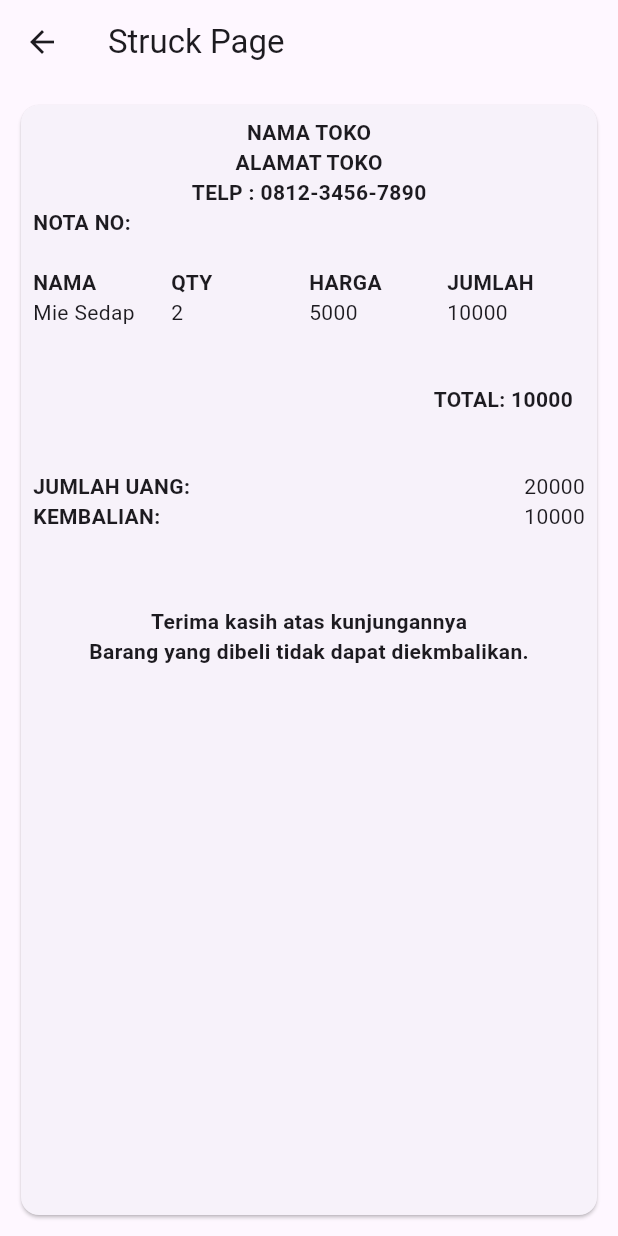
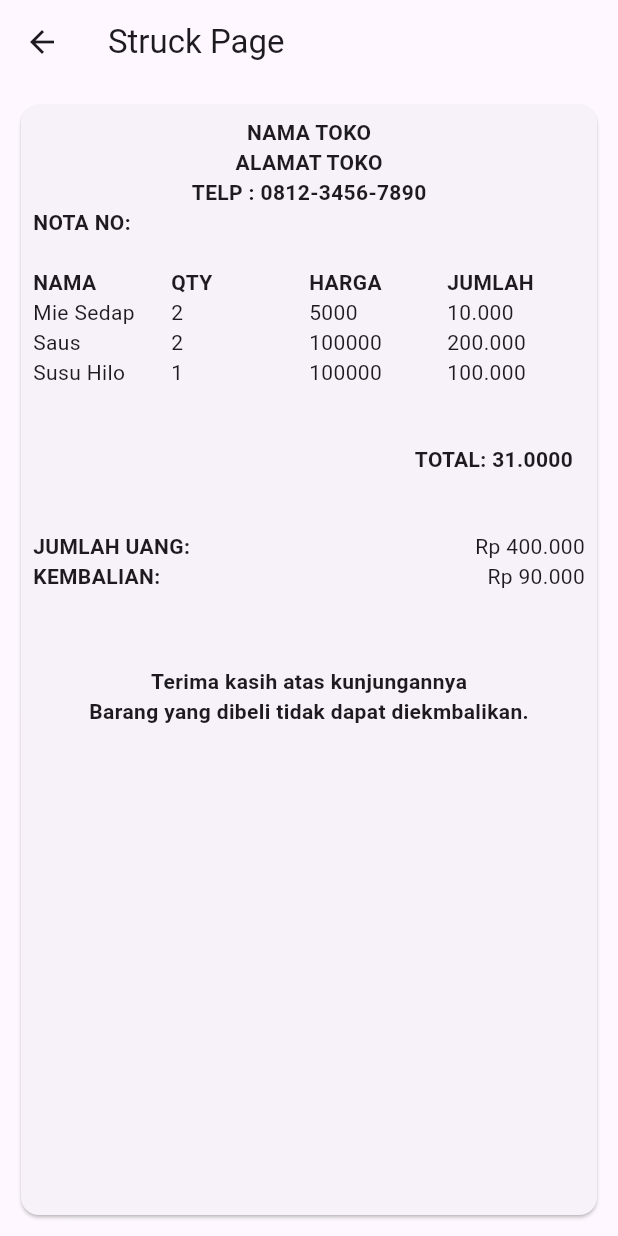
Before and after one commit to tiaraysha/flutter-kasir_statis, a Flutter app: the StruckPage screen opened directly, on a phone screen of 412 x 824 dp. Run offline on Flutter 3.47's test engine with Material 3 defaults, Android fonts, the phone set to English and light mode, and no system bars.

Commit message:
fluuter kasir 2

```diff
--- a/lib/struck_page.dart
+++ b/lib/struck_page.dart
@@ -73,7 +73,23 @@ class _StruckPageState extends State<StruckPage> {
                         Text("Mie Sedap"),
                         Text("2"),
                         Text("5000"),
-                        Text("10000"),
+                        Text("10.000"),
+                      ]
+                    ),
+                    TableRow(
+                      children: [
+                        Text("Saus"),
+                        Text("2"),
+                        Text("100000"),
+                        Text("200.000"),
+                      ]
+                    ),
+                    TableRow(
+                      children: [
+                        Text("Susu Hilo"),
+                        Text("1"),
+                        Text("100000"),
+                        Text("100.000"),
                       ]
                     )
                   ],
@@ -86,7 +102,7 @@ class _StruckPageState extends State<StruckPage> {
                   child: const Row(
                     mainAxisAlignment: MainAxisAlignment.end,
                     children: [
-                      Text("TOTAL: 10000",
+                      Text("TOTAL: 31.0000",
                       style: TextStyle(fontWeight: FontWeight.bold,),),
                     ],
                   ),
@@ -98,14 +114,14 @@ class _StruckPageState extends State<StruckPage> {
                   mainAxisAlignment: MainAxisAlignment.spaceBetween,
                   children: [
                     Text("JUMLAH UANG: ", style: TextStyle(fontWeight: FontWeight.bold,),),
-                    Text("20000",),
+                    Text("Rp 400.000",),
                   ],
                 ),
                 const Row(
                   mainAxisAlignment: MainAxisAlignment.spaceBetween,
                   children: [
                     Text("KEMBALIAN: ", style: TextStyle(fontWeight: FontWeight.bold,),),
-                    Text("10000",),
+                    Text("Rp 90.000",),
                   ],
                 ),
 
```
